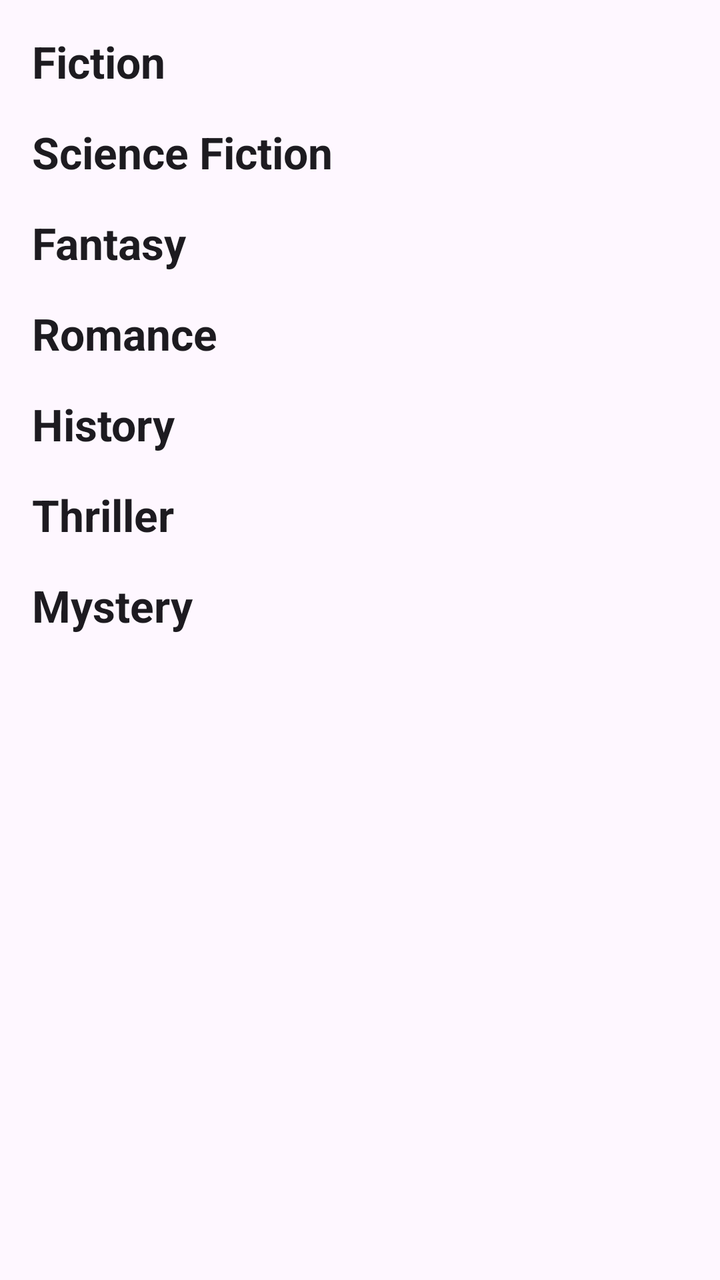
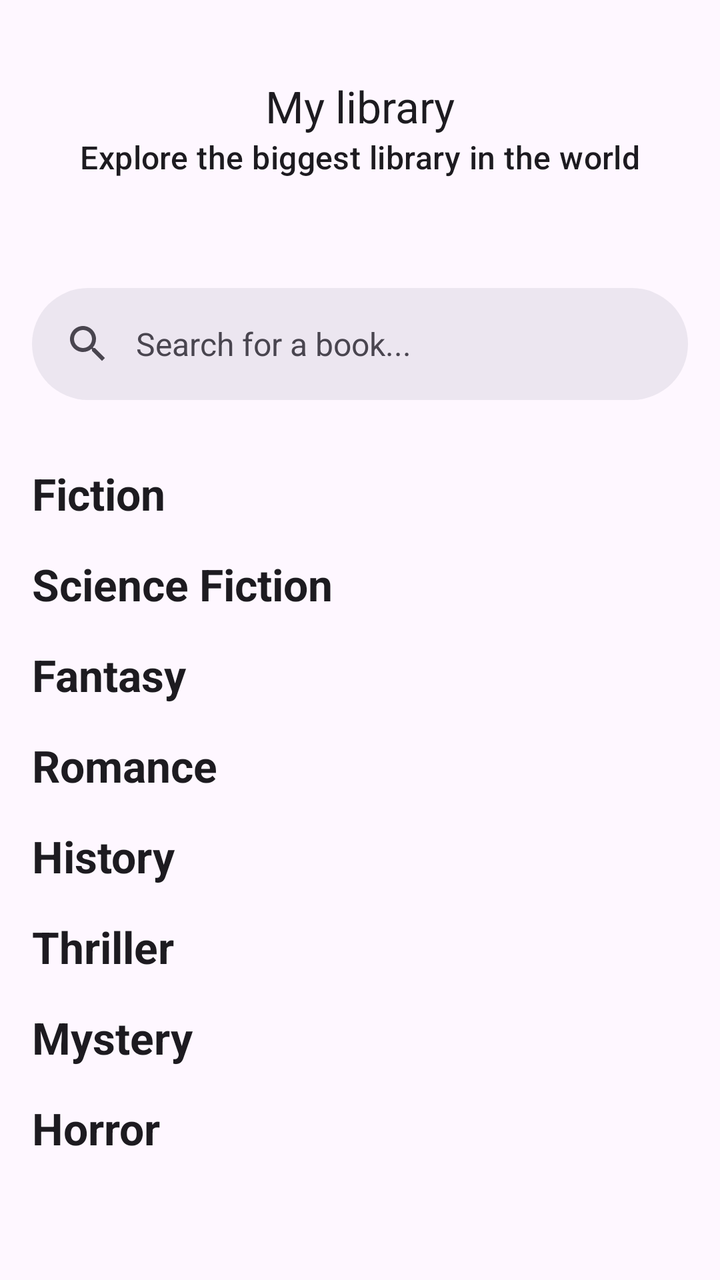

Screens rendered from an Android XML layout before and after an edit, with the pre-edit source and the edit as a unified diff.
<!-- AndroidManifest.xml: application theme Theme.ReadSpace -->
<!-- res/layout/activity_main.xml -->
<?xml version="1.0" encoding="utf-8"?>
<androidx.core.widget.NestedScrollView xmlns:android="http://schemas.android.com/apk/res/android"
    xmlns:app="http://schemas.android.com/apk/res-auto"
    xmlns:tools="http://schemas.android.com/tools"
    android:id="@+id/main"
    android:layout_width="match_parent"
    android:layout_height="match_parent"
    android:orientation="vertical"
    tools:context=".activities.MainActivity">

    <LinearLayout
        android:layout_width="match_parent"
        android:layout_height="match_parent"
        android:orientation="vertical">

        <TextView
            android:layout_width="match_parent"
            android:layout_height="wrap_content"
            android:layout_marginStart="16dp"
            android:layout_marginTop="16dp"
            android:text="Fiction"
            android:textAppearance="@style/TextAppearance.Material3.TitleLarge"
            android:textStyle="bold" />

        <androidx.recyclerview.widget.RecyclerView
            android:id="@+id/recyclerView"
            android:layout_width="match_parent"
            android:layout_height="wrap_content" />

        <TextView
            android:layout_width="match_parent"
            android:layout_height="wrap_content"
            android:layout_marginStart="16dp"
            android:layout_marginTop="16dp"
            android:text="Science Fiction"
            android:textAppearance="@style/TextAppearance.Material3.TitleLarge"
            android:textStyle="bold" />

        <androidx.recyclerview.widget.RecyclerView
            android:id="@+id/recyclerView2"
            android:layout_width="match_parent"
            android:layout_height="wrap_content" />

        <TextView
            android:layout_width="match_parent"
            android:layout_height="wrap_content"
            android:layout_marginStart="16dp"
            android:layout_marginTop="16dp"
            android:text="Fantasy"
            android:textAppearance="@style/TextAppearance.Material3.TitleLarge"
            android:textStyle="bold" />

        <androidx.recyclerview.widget.RecyclerView
            android:id="@+id/recyclerView3"
            android:layout_width="match_parent"
            android:layout_height="wrap_content" />

        <TextView
            android:layout_width="match_parent"
            android:layout_height="wrap_content"
            android:layout_marginStart="16dp"
            android:layout_marginTop="16dp"
            android:text="Romance"
            android:textAppearance="@style/TextAppearance.Material3.TitleLarge"
            android:textStyle="bold" />

        <androidx.recyclerview.widget.RecyclerView
            android:id="@+id/recyclerView4"
            android:layout_width="match_parent"
            android:layout_height="wrap_content" />

        <TextView
            android:layout_width="match_parent"
            android:layout_height="wrap_content"
            android:layout_marginStart="16dp"
            android:layout_marginTop="16dp"
            android:text="History"
            android:textAppearance="@style/TextAppearance.Material3.TitleLarge"
            android:textStyle="bold" />

        <androidx.recyclerview.widget.RecyclerView
            android:id="@+id/recyclerView5"
            android:layout_width="match_parent"
            android:layout_height="wrap_content" />

        <TextView
            android:layout_width="match_parent"
            android:layout_height="wrap_content"
            android:layout_marginStart="16dp"
            android:layout_marginTop="16dp"
            android:text="Thriller"
            android:textAppearance="@style/TextAppearance.Material3.TitleLarge"
            android:textStyle="bold" />

        <androidx.recyclerview.widget.RecyclerView
            android:id="@+id/recyclerView6"
            android:layout_width="match_parent"
            android:layout_height="wrap_content" />

        <TextView
            android:layout_width="match_parent"
            android:layout_height="wrap_content"
            android:layout_marginStart="16dp"
            android:layout_marginTop="16dp"
            android:text="Mystery"
            android:textAppearance="@style/TextAppearance.Material3.TitleLarge"
            android:textStyle="bold" />

        <androidx.recyclerview.widget.RecyclerView
            android:id="@+id/recyclerView7"
            android:layout_width="match_parent"
            android:layout_height="wrap_content" />

    </LinearLayout>

</androidx.core.widget.NestedScrollView>
<!-- resources referenced by this layout -->
<resources>
  <style name="Theme.ReadSpace" parent="Base.Theme.ReadSpace" />
  <style name="Base.Theme.ReadSpace" parent="Theme.Material3.DayNight.NoActionBar">
          
          
      </style>
</resources>

<!-- the commit's change to res/layout/activity_main.xml (unified diff, before → after) -->
@@ -1,5 +1,5 @@
 <?xml version="1.0" encoding="utf-8"?>
-<androidx.core.widget.NestedScrollView xmlns:android="http://schemas.android.com/apk/res/android"
+<androidx.coordinatorlayout.widget.CoordinatorLayout xmlns:android="http://schemas.android.com/apk/res/android"
     xmlns:app="http://schemas.android.com/apk/res-auto"
     xmlns:tools="http://schemas.android.com/tools"
     android:id="@+id/main"
@@ -8,109 +8,179 @@
     android:orientation="vertical"
     tools:context=".activities.MainActivity">
 
-    <LinearLayout
+    <com.google.android.material.appbar.AppBarLayout
+        android:layout_width="match_parent"
+        android:layout_height="wrap_content"
+        android:fitsSystemWindows="true">
+
+        <com.google.android.material.appbar.MaterialToolbar
+            android:id="@+id/toolbar"
+            android:layout_width="match_parent"
+            android:layout_height="128dp"
+            app:title="My library"
+            app:subtitle="Explore the biggest library in the world"
+            app:titleCentered="true"
+            app:subtitleCentered="true"
+            app:layout_collapseMode="pin"
+            app:layout_scrollFlags="scroll"
+            app:popupTheme="@style/ThemeOverlay.Material3"/>
+
+        <com.google.android.material.search.SearchBar
+            android:id="@+id/searchBar"
+            android:layout_width="match_parent"
+            android:layout_height="wrap_content"
+            android:hint="Search for a book..."
+            app:layout_collapseMode="pin"
+            app:layout_scrollFlags="snap" />
+
+    </com.google.android.material.appbar.AppBarLayout>
+
+    <com.google.android.material.search.SearchView
+        android:id="@+id/searchView"
         android:layout_width="match_parent"
         android:layout_height="match_parent"
-        android:orientation="vertical">
-
-        <TextView
-            android:layout_width="match_parent"
-            android:layout_height="wrap_content"
-            android:layout_marginStart="16dp"
-            android:layout_marginTop="16dp"
-            android:text="Fiction"
-            android:textAppearance="@style/TextAppearance.Material3.TitleLarge"
-            android:textStyle="bold" />
+        android:hint="Search for a book..."
+        app:layout_anchor="@id/searchBar">
 
         <androidx.recyclerview.widget.RecyclerView
-            android:id="@+id/recyclerView"
+            android:id="@+id/searchRecyclerView"
             android:layout_width="match_parent"
-            android:layout_height="wrap_content" />
+            android:layout_height="match_parent"/>
 
-        <TextView
+    </com.google.android.material.search.SearchView>
+
+    <androidx.core.widget.NestedScrollView
+        android:layout_width="match_parent"
+        android:layout_height="match_parent"
+        android:paddingBottom="64dp"
+        android:clipToPadding="false"
+        app:layout_behavior="@string/appbar_scrolling_view_behavior">
+
+        <LinearLayout
             android:layout_width="match_parent"
-            android:layout_height="wrap_content"
-            android:layout_marginStart="16dp"
-            android:layout_marginTop="16dp"
-            android:text="Science Fiction"
-            android:textAppearance="@style/TextAppearance.Material3.TitleLarge"
-            android:textStyle="bold" />
+            android:layout_height="match_parent"
+            android:orientation="vertical">
 
-        <androidx.recyclerview.widget.RecyclerView
-            android:id="@+id/recyclerView2"
-            android:layout_width="match_parent"
-            android:layout_height="wrap_content" />
+            <TextView
+                android:id="@+id/textView1"
+                android:layout_width="match_parent"
+                android:layout_height="wrap_content"
+                android:layout_marginStart="16dp"
+                android:layout_marginTop="16dp"
+                android:text="Fiction"
+                android:textAppearance="@style/TextAppearance.Material3.TitleLarge"
+                android:textStyle="bold" />
 
-        <TextView
-            android:layout_width="match_parent"
-            android:layout_height="wrap_content"
-            android:layout_marginStart="16dp"
-            android:layout_marginTop="16dp"
-            android:text="Fantasy"
-            android:textAppearance="@style/TextAppearance.Material3.TitleLarge"
-            android:textStyle="bold" />
+            <androidx.recyclerview.widget.RecyclerView
+                android:id="@+id/recyclerView"
+                android:layout_width="match_parent"
+                android:layout_height="wrap_content" />
 
-        <androidx.recyclerview.widget.RecyclerView
-            android:id="@+id/recyclerView3"
-            android:layout_width="match_parent"
-            android:layout_height="wrap_content" />
+            <TextView
+                android:id="@+id/textView2"
+                android:layout_width="match_parent"
+                android:layout_height="wrap_content"
+                android:layout_marginStart="16dp"
+                android:layout_marginTop="16dp"
+                android:text="Science Fiction"
+                android:textAppearance="@style/TextAppearance.Material3.TitleLarge"
+                android:textStyle="bold" />
 
-        <TextView
-            android:layout_width="match_parent"
-            android:layout_height="wrap_content"
-            android:layout_marginStart="16dp"
-            android:layout_marginTop="16dp"
-            android:text="Romance"
-            android:textAppearance="@style/TextAppearance.Material3.TitleLarge"
-            android:textStyle="bold" />
+            <androidx.recyclerview.widget.RecyclerView
+                android:id="@+id/recyclerView2"
+                android:layout_width="match_parent"
+                android:layout_height="wrap_content" />
 
-        <androidx.recyclerview.widget.RecyclerView
-            android:id="@+id/recyclerView4"
-            android:layout_width="match_parent"
-            android:layout_height="wrap_content" />
+            <TextView
+                android:id="@+id/textView3"
+                android:layout_width="match_parent"
+                android:layout_height="wrap_content"
+                android:layout_marginStart="16dp"
+                android:layout_marginTop="16dp"
+                android:text="Fantasy"
+                android:textAppearance="@style/TextAppearance.Material3.TitleLarge"
+                android:textStyle="bold" />
 
-        <TextView
-            android:layout_width="match_parent"
-            android:layout_height="wrap_content"
-            android:layout_marginStart="16dp"
-            android:layout_marginTop="16dp"
-            android:text="History"
-            android:textAppearance="@style/TextAppearance.Material3.TitleLarge"
-            android:textStyle="bold" />
+            <androidx.recyclerview.widget.RecyclerView
+                android:id="@+id/recyclerView3"
+                android:layout_width="match_parent"
+                android:layout_height="wrap_content" />
 
-        <androidx.recyclerview.widget.RecyclerView
-            android:id="@+id/recyclerView5"
-            android:layout_width="match_parent"
-            android:layout_height="wrap_content" />
+            <TextView
+                android:id="@+id/textView4"
+                android:layout_width="match_parent"
+                android:layout_height="wrap_content"
+                android:layout_marginStart="16dp"
+                android:layout_marginTop="16dp"
+                android:text="Romance"
+                android:textAppearance="@style/TextAppearance.Material3.TitleLarge"
+                android:textStyle="bold" />
 
-        <TextView
-            android:layout_width="match_parent"
-            android:layout_height="wrap_content"
-            android:layout_marginStart="16dp"
-            android:layout_marginTop="16dp"
-            android:text="Thriller"
-            android:textAppearance="@style/TextAppearance.Material3.TitleLarge"
-            android:textStyle="bold" />
+            <androidx.recyclerview.widget.RecyclerView
+                android:id="@+id/recyclerView4"
+                android:layout_width="match_parent"
+                android:layout_height="wrap_content" />
 
-        <androidx.recyclerview.widget.RecyclerView
-            android:id="@+id/recyclerView6"
-            android:layout_width="match_parent"
-            android:layout_height="wrap_content" />
+            <TextView
+                android:id="@+id/textView5"
+                android:layout_width="match_parent"
+                android:layout_height="wrap_content"
+                android:layout_marginStart="16dp"
+                android:layout_marginTop="16dp"
+                android:text="History"
+                android:textAppearance="@style/TextAppearance.Material3.TitleLarge"
+                android:textStyle="bold" />
 
-        <TextView
-            android:layout_width="match_parent"
-            android:layout_height="wrap_content"
-            android:layout_marginStart="16dp"
-            android:layout_marginTop="16dp"
-            android:text="Mystery"
-            android:textAppearance="@style/TextAppearance.Material3.TitleLarge"
-            android:textStyle="bold" />
+            <androidx.recyclerview.widget.RecyclerView
+                android:id="@+id/recyclerView5"
+                android:layout_width="match_parent"
+                android:layout_height="wrap_content" />
 
-        <androidx.recyclerview.widget.RecyclerView
-            android:id="@+id/recyclerView7"
-            android:layout_width="match_parent"
-            android:layout_height="wrap_content" />
+            <TextView
+                android:id="@+id/textView6"
+                android:layout_width="match_parent"
+                android:layout_height="wrap_content"
+                android:layout_marginStart="16dp"
+                android:layout_marginTop="16dp"
+                android:text="Thriller"
+                android:textAppearance="@style/TextAppearance.Material3.TitleLarge"
+                android:textStyle="bold" />
 
-    </LinearLayout>
+            <androidx.recyclerview.widget.RecyclerView
+                android:id="@+id/recyclerView6"
+                android:layout_width="match_parent"
+                android:layout_height="wrap_content" />
 
-</androidx.core.widget.NestedScrollView>
+            <TextView
+                android:id="@+id/textView7"
+                android:layout_width="match_parent"
+                android:layout_height="wrap_content"
+                android:layout_marginStart="16dp"
+                android:layout_marginTop="16dp"
+                android:text="Mystery"
+                android:textAppearance="@style/TextAppearance.Material3.TitleLarge"
+                android:textStyle="bold" />
+
+            <androidx.recyclerview.widget.RecyclerView
+                android:id="@+id/recyclerView7"
+                android:layout_width="match_parent"
+                android:layout_height="wrap_content" />
+
+            <TextView
+                android:layout_width="match_parent"
+                android:layout_height="wrap_content"
+                android:layout_marginStart="16dp"
+                android:layout_marginTop="16dp"
+                android:text="Horror"
+                android:textAppearance="@style/TextAppearance.Material3.TitleLarge"
+                android:textStyle="bold" />
+
+            <androidx.recyclerview.widget.RecyclerView
+                android:id="@+id/recyclerView8"
+                android:layout_width="match_parent"
+                android:layout_height="wrap_content" />
+
+        </LinearLayout>
+    </androidx.core.widget.NestedScrollView>
+
+</androidx.coordinatorlayout.widget.CoordinatorLayout>
